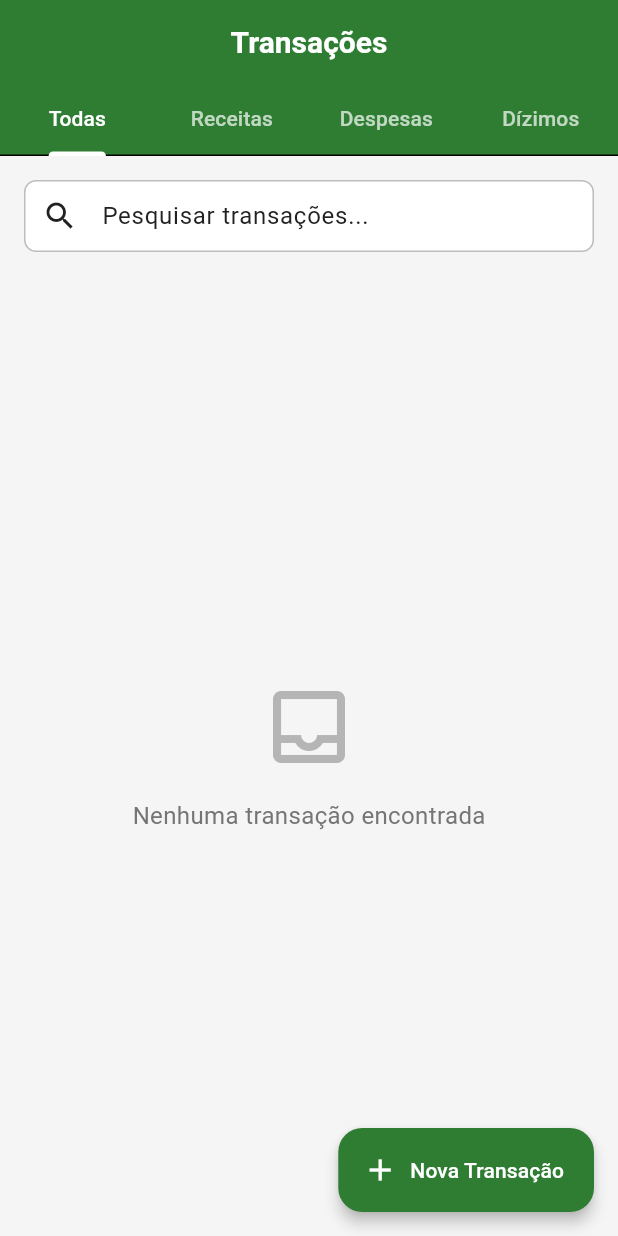
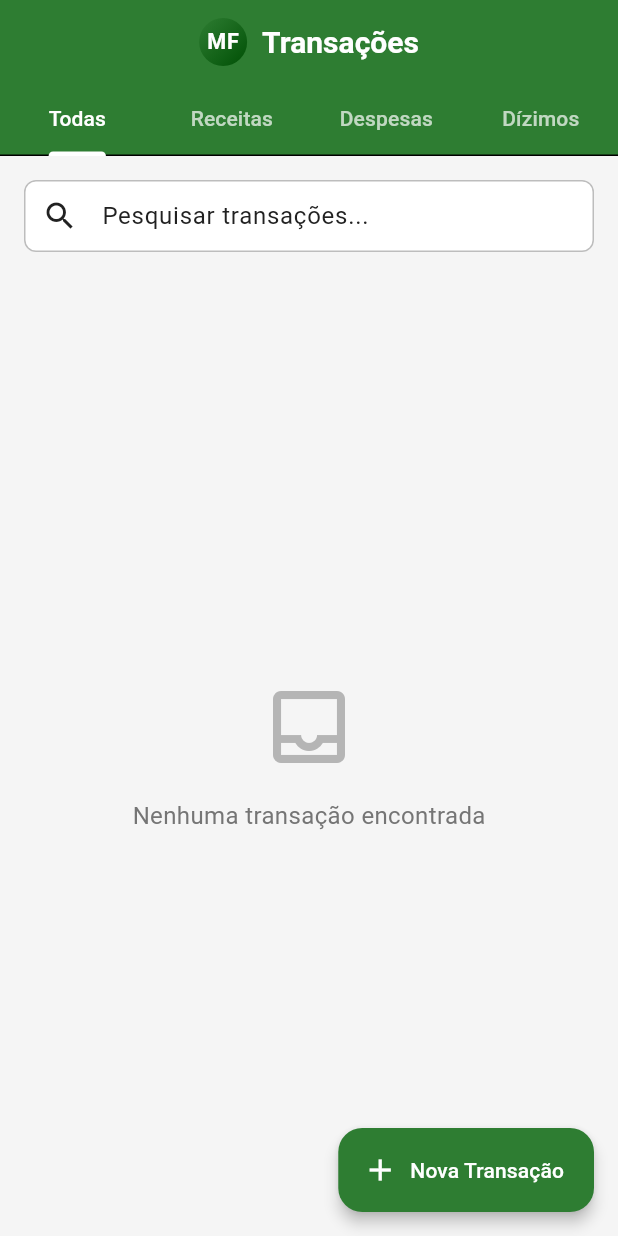
Before and after one commit to arthurlunkes/my_finances, a Flutter app: the TransactionListScreen screen opened by its route, on a phone screen of 412 x 824 dp. Run offline on Flutter 3.47's test engine with Material 3 defaults, Android fonts, the phone set to English and light mode, and no system bars; our stand-ins replace fl_chart, go_router, google_fonts, sqflite, table_calendar; accounts and stored records are empty.

Commit message:
Subindo alguns ajustes no layout.

```diff
--- a/lib/presentation/screens/transactions/transaction_list_screen.dart
+++ b/lib/presentation/screens/transactions/transaction_list_screen.dart
@@ -7,6 +7,7 @@ import '../../../core/utils/date_formatter.dart';
 import '../../../data/models/transaction.dart';
 import '../../../providers/transaction_provider.dart';
 import 'package:go_router/go_router.dart';
+import '../../widgets/app_logo.dart';
 
 class TransactionListScreen extends StatefulWidget {
   const TransactionListScreen({super.key});
@@ -39,7 +40,14 @@ class _TransactionListScreenState extends State<TransactionListScreen>
   Widget build(BuildContext context) {
     return Scaffold(
       appBar: AppBar(
-        title: const Text(AppStrings.transactions),
+        title: Row(
+          mainAxisSize: MainAxisSize.min,
+          children: const [
+            AppLogo(size: 32),
+            SizedBox(width: 10),
+            Text(AppStrings.transactions),
+          ],
+        ),
         bottom: TabBar(
           controller: _tabController,
           indicatorColor: Colors.white,
@@ -161,8 +169,14 @@ class _TransactionListScreenState extends State<TransactionListScreen>
         return Column(
           crossAxisAlignment: CrossAxisAlignment.start,
           children: [
-            Padding(
-              padding: const EdgeInsets.symmetric(vertical: 16),
+            Container(
+              width: double.infinity,
+              margin: const EdgeInsets.symmetric(vertical: 8),
+              padding: const EdgeInsets.symmetric(horizontal: 12, vertical: 12),
+              decoration: BoxDecoration(
+                color: Theme.of(context).cardTheme.color?.withOpacity(0.9),
+                borderRadius: BorderRadius.circular(12),
+              ),
               child: Row(
                 mainAxisAlignment: MainAxisAlignment.spaceBetween,
                 children: [
@@ -195,9 +209,14 @@ class _TransactionListScreenState extends State<TransactionListScreen>
                 ],
               ),
             ),
+            const SizedBox(height: 8),
             ...monthTransactions.map(
-              (transaction) => _buildTransactionCard(transaction),
+              (transaction) => Padding(
+                padding: const EdgeInsets.only(bottom: 8),
+                child: _buildTransactionCard(transaction),
+              ),
             ),
+            const SizedBox(height: 8),
           ],
         );
       },
--- /dev/null
+++ b/lib/presentation/widgets/app_logo.dart
@@ -0,0 +1,58 @@
+import 'package:flutter/material.dart';
+import '../../core/constants/app_colors.dart';
+
+class AppLogo extends StatelessWidget {
+  final double size;
+  final bool showText;
+
+  const AppLogo({super.key, this.size = 36, this.showText = false});
+
+  @override
+  Widget build(BuildContext context) {
+    final double circleSize = size;
+    return Row(
+      mainAxisSize: MainAxisSize.min,
+      children: [
+        Container(
+          width: circleSize,
+          height: circleSize,
+          decoration: BoxDecoration(
+            shape: BoxShape.circle,
+            gradient: const LinearGradient(
+              colors: [AppColors.primary, AppColors.primaryDark],
+              begin: Alignment.topLeft,
+              end: Alignment.bottomRight,
+            ),
+            boxShadow: [
+              BoxShadow(
+                color: AppColors.primary.withOpacity(0.25),
+                blurRadius: 8,
+                offset: const Offset(0, 3),
+              ),
+            ],
+          ),
+          alignment: Alignment.center,
+          child: Text(
+            'MF',
+            style: TextStyle(
+              color: Colors.white,
+              fontSize: (circleSize * 0.45).clamp(12, 20),
+              fontWeight: FontWeight.w700,
+              letterSpacing: 0.6,
+            ),
+          ),
+        ),
+        if (showText) ...[
+          const SizedBox(width: 8),
+          Text(
+            'My Finances',
+            style: Theme.of(context).textTheme.titleLarge?.copyWith(
+              color: AppColors.textPrimary,
+              fontWeight: FontWeight.w700,
+            ),
+          ),
+        ],
+      ],
+    );
+  }
+}
```
Also changed, not shown: lib/presentation/screens/dashboard/dashboard_screen.dart (+15 -1 lines), lib/presentation/screens/dashboard/widgets/upcoming_payments_list.dart (+9 -3 lines).
